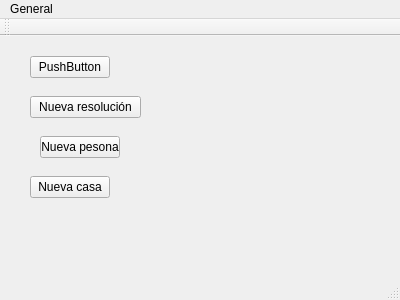
The window that gui/mainwindow.ui (rogorido/qtpredicadores) describes before a commit, drawn with Qt 5.
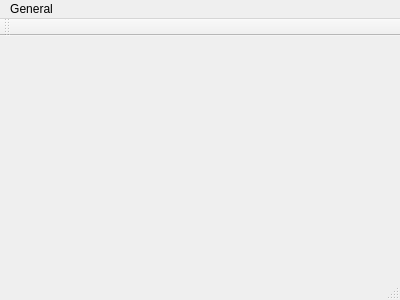
The same window after the commit.

Diff of the .ui file:
```diff
--- a/gui/mainwindow.ui
+++ b/gui/mainwindow.ui
@@ -13,60 +13,7 @@
   <property name="windowTitle">
    <string>MainWindow</string>
   </property>
-  <widget class="QWidget" name="centralWidget">
-   <widget class="QPushButton" name="btNuevoCapitulo">
-    <property name="geometry">
-     <rect>
-      <x>30</x>
-      <y>20</y>
-      <width>80</width>
-      <height>22</height>
-     </rect>
-    </property>
-    <property name="text">
-     <string>PushButton</string>
-    </property>
-   </widget>
-   <widget class="QPushButton" name="btNuevaResolucion">
-    <property name="geometry">
-     <rect>
-      <x>30</x>
-      <y>60</y>
-      <width>111</width>
-      <height>22</height>
-     </rect>
-    </property>
-    <property name="text">
-     <string>Nueva resolución</string>
-    </property>
-   </widget>
-   <widget class="QPushButton" name="btPersona">
-    <property name="geometry">
-     <rect>
-      <x>40</x>
-      <y>100</y>
-      <width>80</width>
-      <height>22</height>
-     </rect>
-    </property>
-    <property name="text">
-     <string>Nueva pesona</string>
-    </property>
-   </widget>
-   <widget class="QPushButton" name="btNuevaCasa">
-    <property name="geometry">
-     <rect>
-      <x>30</x>
-      <y>140</y>
-      <width>80</width>
-      <height>22</height>
-     </rect>
-    </property>
-    <property name="text">
-     <string>Nueva casa</string>
-    </property>
-   </widget>
-  </widget>
+  <widget class="QWidget" name="centralWidget"/>
   <widget class="QMenuBar" name="menuBar">
    <property name="geometry">
     <rect>
```
